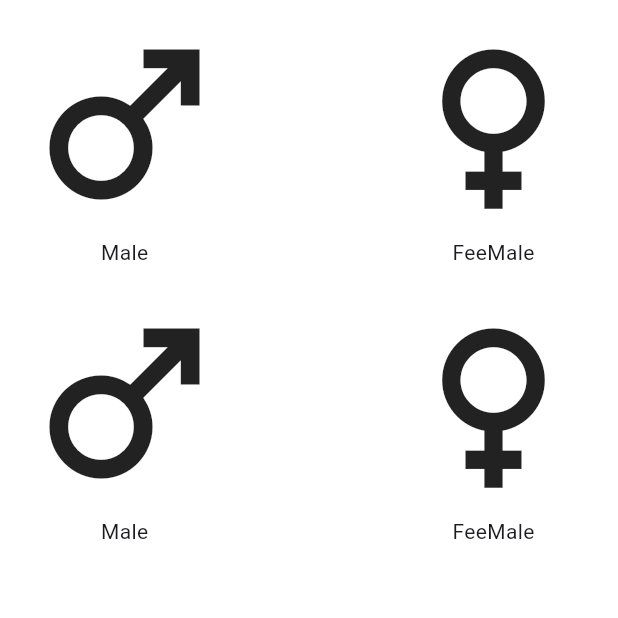
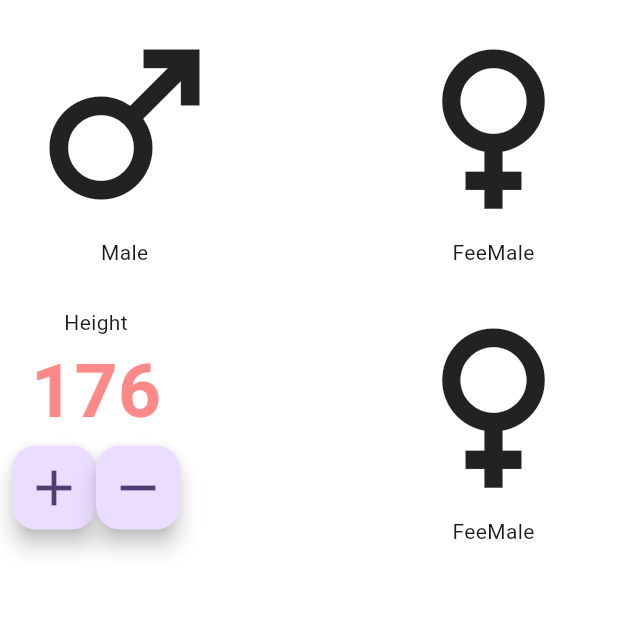
Before and after one commit to Likshan-Lahiru/bmicalculator, a Flutter app: the screen it shows after launch, on a phone screen of 412 x 824 dp, the top half of it. Run offline on Flutter 3.47's test engine with Material 3 defaults, Android fonts, the phone set to English and light mode, and no system bars; statements that could not run were skipped.

Commit message:
add remove button add button ui

```diff
--- a/lib/main_page.dart
+++ b/lib/main_page.dart
@@ -51,8 +51,19 @@ class _mainPageState extends State<mainPage> {
                   padding: EdgeInsets.all(8.0),
                   child: Column(
                     children: [
-                      Icon(Icons.male, size: 150,),
-                      Text("Male"),
+                      Text("Height"),
+                      Text("176", style: TextStyle(color: Color(0xFFFF8888),fontSize: 50,fontWeight: FontWeight.bold
+                      )
+                      ),
+                      Row(children: [
+                        FloatingActionButton(onPressed: null,child: Icon(Icons.add,size: 40,
+                        ),
+                        ),
+                        FloatingActionButton(onPressed: null,child: Icon(Icons.remove,size: 40,color: Color(),
+                        ),
+                        ),
+                      ],
+                      ),
                     ],
                   ),
                 ),
```
